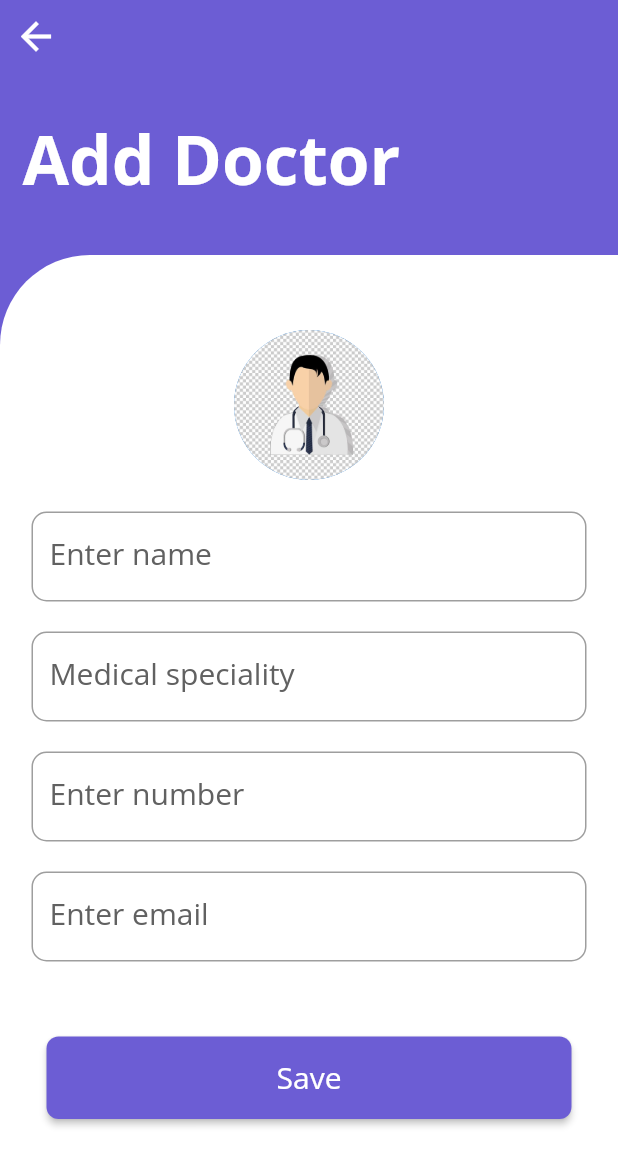
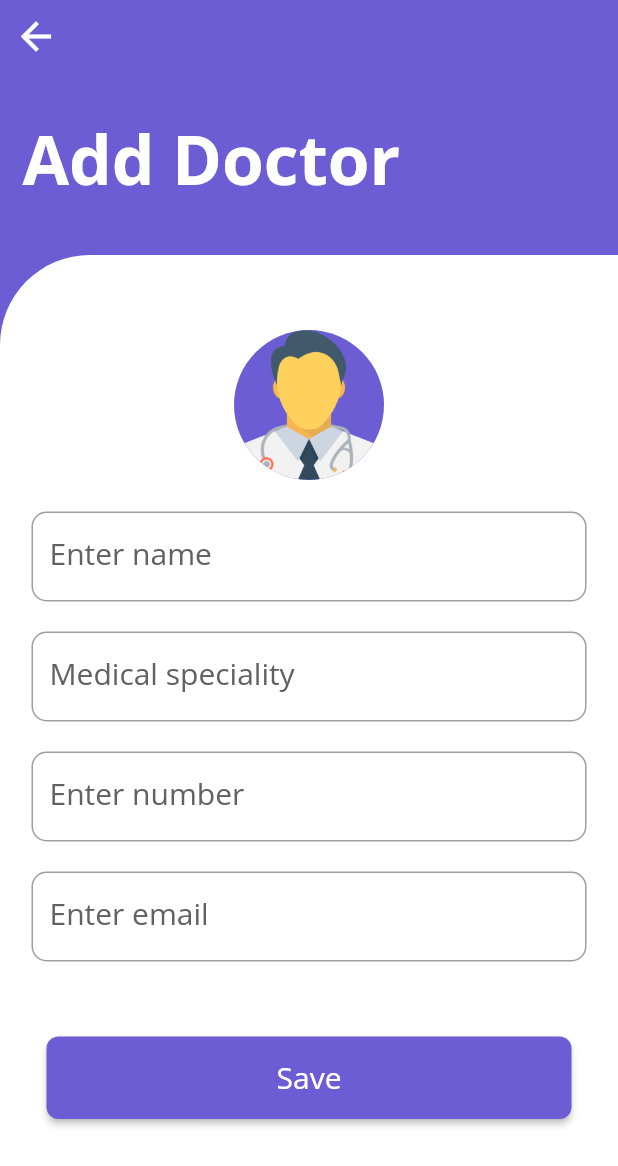
Before and after one commit to sudhanshrestha/my_health, a Flutter app: the DoctorPage screen opened by its route, after a tap on "Add Doctor", on a phone screen of 412 x 824 dp. Shown: the top 1166 px of the screen. Run offline on Flutter 3.47's test engine with Material 2 defaults, Android fonts, the light colour scheme and no system bars; our stand-ins replace cloud_firestore, email_validator, firebase_auth, firebase_core, flutter_boxicons, flutter_datetime_picker and 10 more; missing offline and left inert: cloud_firestore_web, day_night_time_picker, firebase_auth_web, firebase_core_web, flutter_dropdown, geocoder and 6 more; accounts and stored records are empty.

Commit message:
changes in doctor images

```diff
--- a/lib/pages/Other/Doctors/addDoctor.dart
+++ b/lib/pages/Other/Doctors/addDoctor.dart
@@ -79,7 +79,8 @@ class _AddDoctorPageState extends State<AddDoctorPage> {
                       ),
                       Center(
                         child: CircleAvatar(
-                            backgroundImage: AssetImage("images/doctor.jpg"),
+                            backgroundImage: AssetImage("images/Doctor.png"),
+                            backgroundColor: mainColor,
                             radius: 50),
                       ),
                       SingleChildScrollView(
--- a/lib/pages/Other/Doctors/doctor.dart
+++ b/lib/pages/Other/Doctors/doctor.dart
@@ -133,7 +133,8 @@ class _DoctorPageState extends State<DoctorPage> {
                                                               Padding(
                                                                 padding: const EdgeInsets.all(10.0),
                                                                 child: CircleAvatar(
-                                                                    backgroundImage: AssetImage("images/doctor.jpg"),
+                                                                    backgroundImage: AssetImage("images/Doctor.png"),
+                                                                    backgroundColor: mainColor,
                                                                     radius: 32),
                                                               ),
                                                             ],
--- a/lib/pages/Other/Doctors/doctorInfo.dart
+++ b/lib/pages/Other/Doctors/doctorInfo.dart
@@ -75,7 +75,8 @@ class _DoctorInfoState extends State<DoctorInfo> {
                     SizedBox(height: 30,),
                   Center(
                       child: CircleAvatar(
-                          backgroundImage: AssetImage("images/person.png"),
+                          backgroundImage: AssetImage("images/Doctor.png"),
+                          backgroundColor: mainColor,
                           radius: 50)),
                   Container(
                     margin: EdgeInsets.all(15.0),
--- a/lib/pages/Other/Doctors/editDoctor.dart
+++ b/lib/pages/Other/Doctors/editDoctor.dart
@@ -88,7 +88,8 @@ class _EditDoctorState extends State<EditDoctor> {
                       ),
                       Center(
                         child: CircleAvatar(
-                            backgroundImage: AssetImage("images/doctor.jpg"),
+                            backgroundImage: AssetImage("images/Doctor.png"),
+                            backgroundColor: mainColor,
                             radius: 50),
                       ),
                       Padding(
--- a/pubspec.yaml
+++ b/pubspec.yaml
@@ -74,7 +74,6 @@ flutter:
   uses-material-design: true
   assets:
     - images/
-    - images/p.jpg
 
   fonts:
     - family: OpenSans
```
Also changed, not shown: images/Doctor.png (added), images/doctor.jpg (deleted), images/felmae_avatar.png (deleted), images/person.jpg (deleted), images/person.png (deleted), 8 other files.
